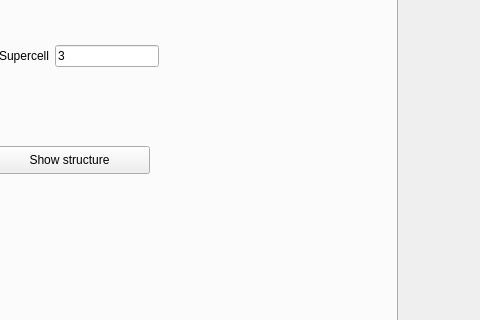
The window that development/interface-pyqt/tbg/interface.ui (joselado/quantum-honeycomp) describes before a commit, drawn with Qt 5; both pictures show x 493 to 973 and y 110 to 430 of the 973 by 600 pixel window.
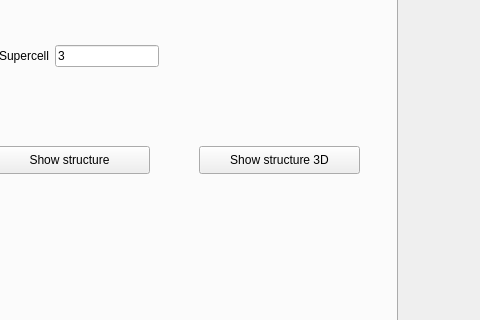
The same window after the commit. The open tabs and pages were chosen to show the change.

Patch:
```diff
--- a/development/interface-pyqt/tbg/interface.ui
+++ b/development/interface-pyqt/tbg/interface.ui
@@ -163,6 +163,19 @@
        </item>
       </layout>
      </widget>
+     <widget class="QPushButton" name="show_structure_3d">
+      <property name="geometry">
+       <rect>
+        <x>240</x>
+        <y>180</y>
+        <width>161</width>
+        <height>28</height>
+       </rect>
+      </property>
+      <property name="text">
+       <string>Show structure 3D</string>
+      </property>
+     </widget>
     </widget>
     <widget class="QWidget" name="tab">
      <attribute name="title">
```
Left out of the diff: 4 changed lines with no effect on the pictures.
